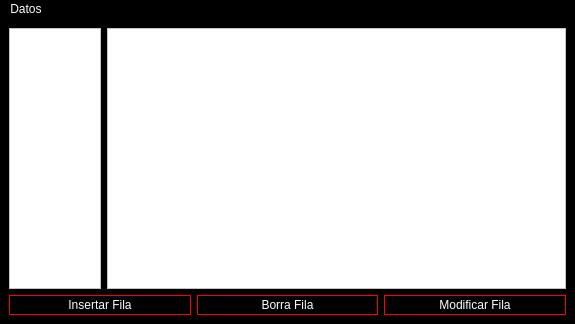
Before: the Qt Designer form mainwindow.ui in Laloses/SGDB-Indices, drawn with Qt 5.
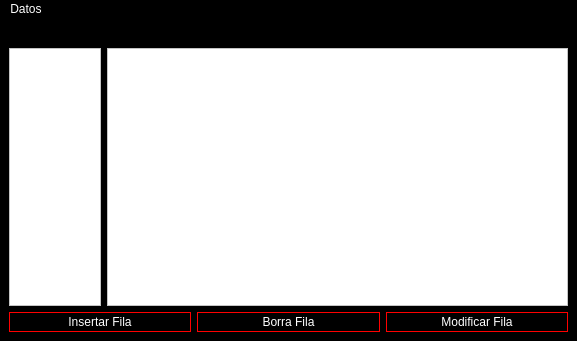
After: the same form once the commit is applied.

Commit message: insertar datos

The edit to the form file:
```diff
--- a/mainwindow.ui
+++ b/mainwindow.ui
@@ -6,8 +6,8 @@
    <rect>
     <x>0</x>
     <y>0</y>
-    <width>575</width>
-    <height>324</height>
+    <width>577</width>
+    <height>341</height>
    </rect>
   </property>
   <property name="windowTitle">
@@ -32,9 +32,19 @@
 </string>
   </property>
   <widget class="QWidget" name="centralwidget">
-   <layout class="QVBoxLayout" name="verticalLayout">
-    <item>
-     <layout class="QHBoxLayout" name="horizontalLayout">
+   <layout class="QGridLayout" name="gridLayout">
+    <item row="0" column="0">
+     <layout class="QVBoxLayout" name="verticalLayout">
+      <item>
+       <widget class="QLabel" name="label">
+        <property name="text">
+         <string>Indices</string>
+        </property>
+        <property name="alignment">
+         <set>Qt::AlignCenter</set>
+        </property>
+       </widget>
+      </item>
       <item>
        <widget class="QTableWidget" name="tv_indice">
         <property name="enabled">
@@ -61,6 +71,20 @@
         </attribute>
        </widget>
       </item>
+     </layout>
+    </item>
+    <item row="0" column="1">
+     <layout class="QVBoxLayout" name="verticalLayout_2">
+      <item>
+       <widget class="QLabel" name="label_2">
+        <property name="text">
+         <string>Datos</string>
+        </property>
+        <property name="alignment">
+         <set>Qt::AlignCenter</set>
+        </property>
+       </widget>
+      </item>
       <item>
        <widget class="QTableWidget" name="tv_tabla">
         <property name="minimumSize">
@@ -95,7 +119,7 @@
       </item>
      </layout>
     </item>
-    <item>
+    <item row="1" column="0" colspan="2">
      <layout class="QHBoxLayout" name="horizontalLayout_2">
       <item>
        <widget class="QPushButton" name="pb_insertar">
@@ -127,7 +151,7 @@
     <rect>
      <x>0</x>
      <y>0</y>
-     <width>575</width>
+     <width>577</width>
      <height>21</height>
     </rect>
    </property>
```
Left out of the diff: 2 changed lines with no effect on the pictures. The commit also changes 5 other files.
